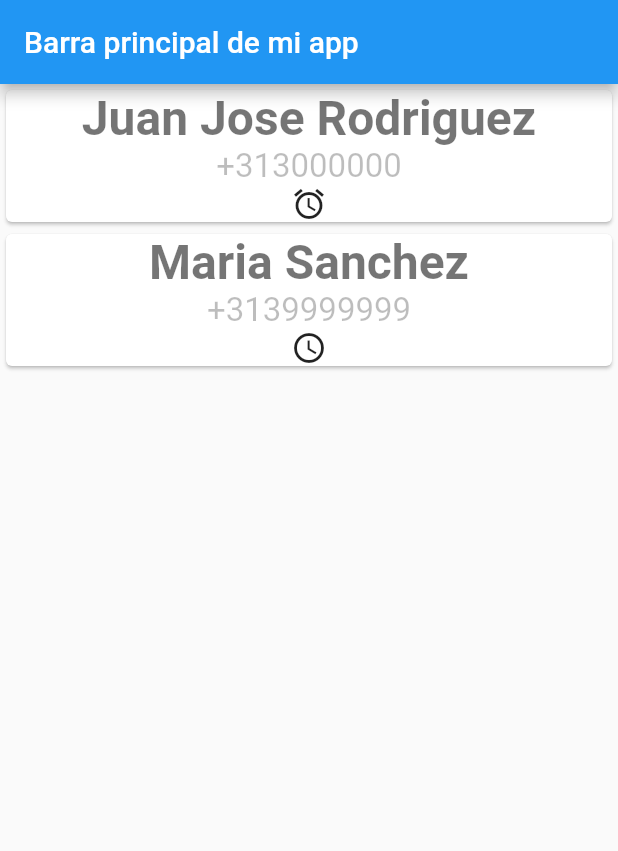
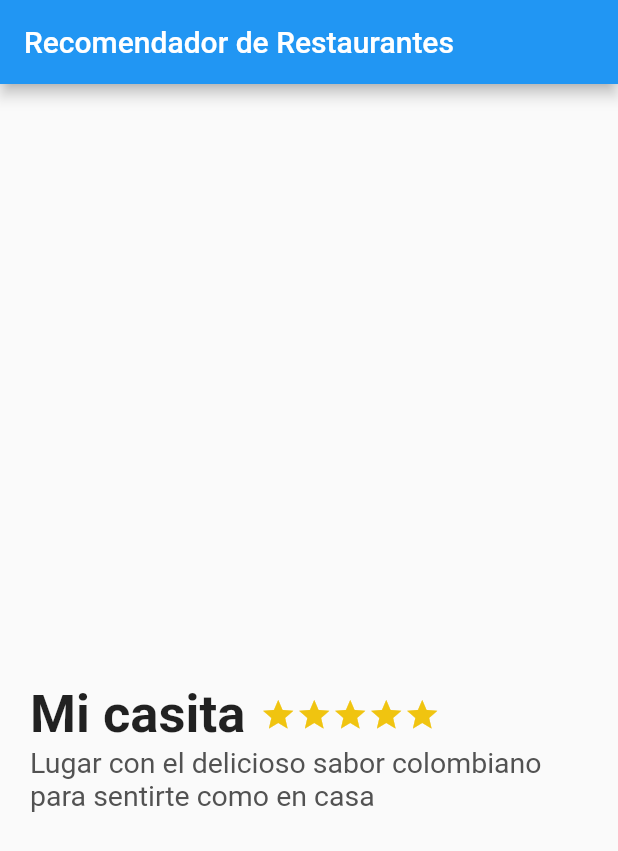
Before and after one commit to docnvelezv/widgetspersonalizados, a Flutter app: the screen it shows after launch, on a phone screen of 412 x 824 dp. Shown: the top 851 px of the screen. Run offline on Flutter 3.47's test engine with Material 2 defaults, Android fonts, the phone set to English and light mode, and no system bars; Roboto replaces fonts that are missing (ZCOOL).

Commit message:
Se agregan componentes del recomendador de restaurantes

```diff
--- a/lib/main.dart
+++ b/lib/main.dart
@@ -1,55 +1,6 @@
 import 'package:flutter/material.dart';
+import 'package:appflutter/recomendador/estructura.dart';
 
 void main() {
-  runApp(MaterialApp(home: MyApp()));
+  runApp(MaterialApp(home: EstructuraRecomendador()));
 }
-
-class MyApp extends StatelessWidget {
-  @override
-  Widget build(BuildContext context) {
-    return Scaffold(
-        appBar: AppBar(title: Text("Barra principal de mi app")),
-        body: Container(
-            child: Column(
-          crossAxisAlignment: CrossAxisAlignment.stretch,
-          children: <Widget>[
-            ContactCard(
-                "Juan Jose Rodriguez", "+313000000", Icon(Icons.access_alarm)),
-            ContactCard(
-                "Maria Sanchez", "+3139999999", Icon(Icons.access_time_sharp)),
-          ],
-        )));
-  }
-}
-
-class ContactCard extends StatelessWidget {
-  String contactName = "";
-  String contactPhone = "";
-  Widget contactIcon = Icon(
-    Icons.account_circle,
-    size: 22,
-    color: Colors.blueAccent,
-  );
-
-  ContactCard(this.contactName, this.contactPhone, this.contactIcon);
-
-  @override
-  Widget build(BuildContext context) {
-    return Card(
-        child: Column(
-      children: [
-        Text(this.contactName,
-            style: TextStyle(
-                color: Colors.black54,
-                fontSize: 32.0,
-                fontWeight: FontWeight.bold)),
-        Text(this.contactPhone,
-            style: TextStyle(
-              color: Colors.black26,
-              fontSize: 22.0,
-            )),
-        contactIcon
-      ],
-    ));
-  }
-}
--- /dev/null
+++ b/lib/principal/contact_card.dart
@@ -0,0 +1,33 @@
+import 'package:flutter/material.dart';
+
+class ContactCard extends StatelessWidget {
+  String contactName = "";
+  String contactPhone = "";
+  Widget contactIcon = Icon(
+    Icons.account_circle,
+    size: 22,
+    color: Colors.blueAccent,
+  );
+
+  ContactCard(this.contactName, this.contactPhone, this.contactIcon);
+
+  @override
+  Widget build(BuildContext context) {
+    return Card(
+        child: Column(
+      children: [
+        Text(this.contactName,
+            style: TextStyle(
+                color: Colors.black54,
+                fontSize: 32.0,
+                fontWeight: FontWeight.bold)),
+        Text(this.contactPhone,
+            style: TextStyle(
+              color: Colors.black26,
+              fontSize: 22.0,
+            )),
+        contactIcon
+      ],
+    ));
+  }
+}
--- /dev/null
+++ b/lib/principal/estructura.dart
@@ -0,0 +1,20 @@
+import 'package:flutter/material.dart';
+import 'package:appflutter/principal/contact_card.dart';
+
+class MyApp extends StatelessWidget {
+  @override
+  Widget build(BuildContext context) {
+    return Scaffold(
+        appBar: AppBar(title: Text("Barra principal de mi app")),
+        body: Container(
+            child: Column(
+          crossAxisAlignment: CrossAxisAlignment.stretch,
+          children: <Widget>[
+            ContactCard(
+                "Juan Jose Rodriguez", "+313000000", Icon(Icons.access_alarm)),
+            ContactCard(
+                "Maria Sanchez", "+3139999999", Icon(Icons.access_time_sharp)),
+          ],
+        )));
+  }
+}
--- /dev/null
+++ b/lib/recomendador/comentarios.dart
@@ -0,0 +1,8 @@
+import 'package:flutter/material.dart';
+
+class ComentariosRestaurante extends StatelessWidget {
+  @override
+  Widget build(BuildContext context) {
+    return this;
+  }
+}
--- /dev/null
+++ b/lib/recomendador/descripcion.dart
@@ -0,0 +1,79 @@
+import 'package:flutter/material.dart';
+
+class DescripcionRestaurante extends StatelessWidget {
+  @override
+  Widget build(BuildContext context) {
+    final contenedor = Container(
+        margin: EdgeInsets.only(top: 400.0, right: 20.0, left: 20.0),
+        child: Column(
+          children: [
+            Row(
+              children: [
+                NombreRestaurante("Mi casita"),
+                CalificacionRestaurante()
+              ],
+            ),
+            DetalleDescripcionRestaurante(
+                "Lugar con el delicioso sabor colombiano para sentirte como en casa")
+          ],
+        ));
+
+    return contenedor;
+  }
+}
+
+class NombreRestaurante extends StatelessWidget {
+  String nombreRestaurante;
+
+  NombreRestaurante(this.nombreRestaurante);
+
+  @override
+  Widget build(BuildContext context) {
+    final nombreWidget = Text(
+      this.nombreRestaurante,
+      style: TextStyle(
+          fontSize: 35.0, fontWeight: FontWeight.w700, fontFamily: "ZCOOL"),
+      textAlign: TextAlign.left,
+    );
+
+    return nombreWidget;
+  }
+}
+
+class CalificacionRestaurante extends StatelessWidget {
+  @override
+  Widget build(BuildContext context) {
+    final calificacionWidget = Container(
+        margin: EdgeInsets.only(
+          left: 10.0,
+        ),
+        child: Row(
+          children: [
+            Icon(Icons.star, color: Color(0xFFf0c410)),
+            Icon(Icons.star, color: Color(0xFFf0c410)),
+            Icon(Icons.star, color: Color(0xFFf0c410)),
+            Icon(Icons.star, color: Color(0xFFf0c410)),
+            Icon(Icons.star, color: Color(0xFFf0c410))
+          ],
+        ));
+    return calificacionWidget;
+  }
+}
+
+class DetalleDescripcionRestaurante extends StatelessWidget {
+  String descripcionRestaurante;
+
+  DetalleDescripcionRestaurante(this.descripcionRestaurante);
+
+  @override
+  Widget build(BuildContext context) {
+    final nombreWidget = Text(
+      this.descripcionRestaurante,
+      style: TextStyle(
+          fontSize: 19.0, color: Color(0xFF525252), fontFamily: "ZCOOL"),
+      textAlign: TextAlign.left,
+    );
+
+    return nombreWidget;
+  }
+}
--- /dev/null
+++ b/lib/recomendador/estructura.dart
@@ -0,0 +1,21 @@
+import 'package:flutter/material.dart';
+import 'package:appflutter/recomendador/comentarios.dart';
+import 'package:appflutter/recomendador/descripcion.dart';
+import 'package:appflutter/recomendador/imagen.dart';
+
+class EstructuraRecomendador extends StatelessWidget {
+  @override
+  Widget build(BuildContext context) {
+    return Scaffold(
+        appBar: AppBar(title: Text("Recomendador de Restaurantes")),
+        body: Container(
+            child: Column(
+          crossAxisAlignment: CrossAxisAlignment.stretch,
+          children: <Widget>[
+            // ImagenPrincipal(),
+            DescripcionRestaurante(),
+            // ComentariosRestaurante()
+          ],
+        )));
+  }
+}
--- /dev/null
+++ b/lib/recomendador/imagen.dart
@@ -0,0 +1,8 @@
+import 'package:flutter/material.dart';
+
+class ImagenPrincipal extends StatelessWidget {
+  @override
+  Widget build(BuildContext context) {
+    return this;
+  }
+}
--- a/pubspec.yaml
+++ b/pubspec.yaml
@@ -74,3 +74,7 @@ flutter:
   #
   # For details regarding fonts from package dependencies,
   # see https://flutter.dev/custom-fonts/#from-packages
+  fonts:
+    - family: ZCOOL
+      fonts:
+        - asset: assets/fonts/ZCOOLKuaiLe-Regular.ttf
```
Also changed, not shown: 1 other file.
